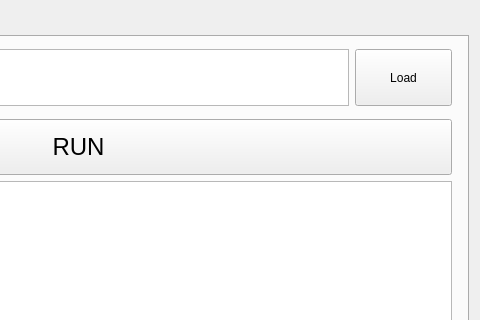
Old version of the form python/mainwindow.ui in the repository a8252525/BlockPanda; both pictures show x 320 to 800 and y 0 to 320 of the 800 by 600 pixel window.
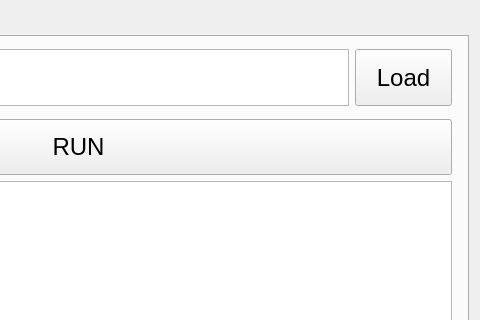
New version of the form.

Patch:
```diff
--- a/python/mainwindow.ui
+++ b/python/mainwindow.ui
@@ -92,6 +92,11 @@
              <verstretch>0</verstretch>
             </sizepolicy>
            </property>
+           <property name="font">
+            <font>
+             <pointsize>18</pointsize>
+            </font>
+           </property>
            <property name="text">
             <string>Load</string>
            </property>
```
Left out of the diff: 13 changed lines with no effect on the pictures.
